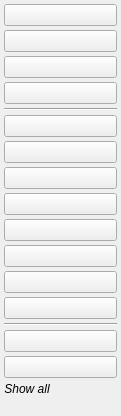
Before: the Qt Designer form ui/character_role_selector.ui in zkovari/plotlyst, drawn with Qt 5.
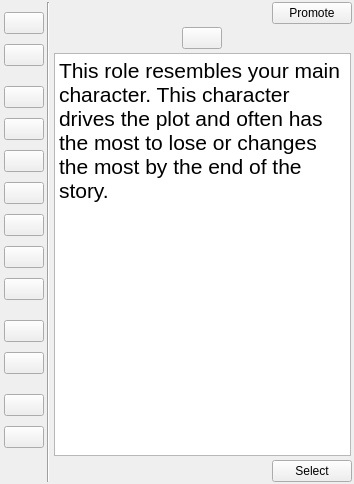
After: the same form once the commit is applied. Custom widgets are drawn as their Qt base class.

Commit message: Character role info

Patch:
```diff
--- a/ui/character_role_selector.ui
+++ b/ui/character_role_selector.ui
@@ -6,8 +6,8 @@
    <rect>
     <x>0</x>
     <y>0</y>
-    <width>121</width>
-    <height>416</height>
+    <width>354</width>
+    <height>484</height>
    </rect>
   </property>
   <property name="sizePolicy">
@@ -19,21 +19,26 @@
   <property name="windowTitle">
    <string>Form</string>
   </property>
+  <layout class="QHBoxLayout" name="horizontalLayout_2">
+   <property name="spacing">
+    <number>3</number>
+   </property>
+   <property name="leftMargin">
+    <number>4</number>
+   </property>
+   <property name="topMargin">
+    <number>2</number>
+   </property>
+   <property name="rightMargin">
+    <number>2</number>
+   </property>
+   <property name="bottomMargin">
+    <number>2</number>
+   </property>
+   <item>
   <layout class="QVBoxLayout" name="verticalLayout">
    <property name="spacing">
-    <number>4</number>
-   </property>
-   <property name="leftMargin">
-    <number>4</number>
-   </property>
-   <property name="topMargin">
-    <number>4</number>
-   </property>
-   <property name="rightMargin">
-    <number>4</number>
-   </property>
-   <property name="bottomMargin">
-    <number>4</number>
+      <number>0</number>
    </property>
    <item>
     <widget class="SelectionItemPushButton" name="btnItemProtagonist">
@@ -43,18 +48,8 @@
        <verstretch>0</verstretch>
       </sizepolicy>
      </property>
-     <attribute name="buttonGroup">
-      <string notr="true">buttonGroup</string>
-     </attribute>
-    </widget>
-   </item>
-   <item>
-    <widget class="SelectionItemPushButton" name="btnItemDeuteragonist">
-     <property name="sizePolicy">
-      <sizepolicy hsizetype="Preferred" vsizetype="Fixed">
-       <horstretch>0</horstretch>
-       <verstretch>0</verstretch>
-      </sizepolicy>
+       <property name="checkable">
+        <bool>true</bool>
      </property>
      <attribute name="buttonGroup">
       <string notr="true">buttonGroup</string>
@@ -69,18 +64,8 @@
        <verstretch>0</verstretch>
       </sizepolicy>
      </property>
-     <attribute name="buttonGroup">
-      <string notr="true">buttonGroup</string>
-     </attribute>
-    </widget>
-   </item>
-   <item>
-    <widget class="SelectionItemPushButton" name="btnItemContagonist">
-     <property name="sizePolicy">
-      <sizepolicy hsizetype="Preferred" vsizetype="Fixed">
-       <horstretch>0</horstretch>
-       <verstretch>0</verstretch>
-      </sizepolicy>
+       <property name="checkable">
+        <bool>true</bool>
      </property>
      <attribute name="buttonGroup">
       <string notr="true">buttonGroup</string>
@@ -88,11 +73,20 @@
     </widget>
    </item>
    <item>
-    <widget class="Line" name="line">
+      <spacer name="verticalSpacer">
      <property name="orientation">
-      <enum>Qt::Horizontal</enum>
-     </property>
-    </widget>
+        <enum>Qt::Vertical</enum>
+       </property>
+       <property name="sizeType">
+        <enum>QSizePolicy::Fixed</enum>
+       </property>
+       <property name="sizeHint" stdset="0">
+        <size>
+         <width>20</width>
+         <height>10</height>
+        </size>
+       </property>
+      </spacer>
    </item>
    <item>
     <widget class="SelectionItemPushButton" name="btnItemSecondary">
@@ -102,6 +96,9 @@
        <verstretch>0</verstretch>
       </sizepolicy>
      </property>
+       <property name="checkable">
+        <bool>true</bool>
+       </property>
      <attribute name="buttonGroup">
       <string notr="true">buttonGroup</string>
      </attribute>
@@ -115,6 +112,9 @@
        <verstretch>0</verstretch>
       </sizepolicy>
      </property>
+       <property name="checkable">
+        <bool>true</bool>
+       </property>
      <attribute name="buttonGroup">
       <string notr="true">buttonGroup</string>
      </attribute>
@@ -128,6 +128,9 @@
        <verstretch>0</verstretch>
       </sizepolicy>
      </property>
+       <property name="checkable">
+        <bool>true</bool>
+       </property>
      <attribute name="buttonGroup">
       <string notr="true">buttonGroup</string>
      </attribute>
@@ -141,6 +144,9 @@
        <verstretch>0</verstretch>
       </sizepolicy>
      </property>
+       <property name="checkable">
+        <bool>true</bool>
+       </property>
      <attribute name="buttonGroup">
       <string notr="true">buttonGroup</string>
      </attribute>
@@ -154,6 +160,9 @@
        <verstretch>0</verstretch>
       </sizepolicy>
      </property>
+       <property name="checkable">
+        <bool>true</bool>
+       </property>
      <attribute name="buttonGroup">
       <string notr="true">buttonGroup</string>
      </attribute>
@@ -167,6 +176,9 @@
        <verstretch>0</verstretch>
       </sizepolicy>
      </property>
+       <property name="checkable">
+        <bool>true</bool>
+       </property>
      <attribute name="buttonGroup">
       <string notr="true">buttonGroup</string>
      </attribute>
@@ -180,6 +192,41 @@
        <verstretch>0</verstretch>
       </sizepolicy>
      </property>
+       <property name="checkable">
+        <bool>true</bool>
+       </property>
+       <attribute name="buttonGroup">
+        <string notr="true">buttonGroup</string>
+       </attribute>
+      </widget>
+     </item>
+     <item>
+      <spacer name="verticalSpacer_2">
+       <property name="orientation">
+        <enum>Qt::Vertical</enum>
+       </property>
+       <property name="sizeType">
+        <enum>QSizePolicy::Fixed</enum>
+       </property>
+       <property name="sizeHint" stdset="0">
+        <size>
+         <width>20</width>
+         <height>10</height>
+        </size>
+       </property>
+      </spacer>
+     </item>
+     <item>
+      <widget class="SelectionItemPushButton" name="btnItemContagonist">
+       <property name="sizePolicy">
+        <sizepolicy hsizetype="Preferred" vsizetype="Fixed">
+         <horstretch>0</horstretch>
+         <verstretch>0</verstretch>
+        </sizepolicy>
+       </property>
+       <property name="checkable">
+        <bool>true</bool>
+       </property>
      <attribute name="buttonGroup">
       <string notr="true">buttonGroup</string>
      </attribute>
@@ -193,17 +240,29 @@
        <verstretch>0</verstretch>
       </sizepolicy>
      </property>
+       <property name="checkable">
+        <bool>true</bool>
+       </property>
      <attribute name="buttonGroup">
       <string notr="true">buttonGroup</string>
      </attribute>
     </widget>
    </item>
    <item>
-    <widget class="Line" name="line_2">
+      <spacer name="verticalSpacer_3">
      <property name="orientation">
-      <enum>Qt::Horizontal</enum>
-     </property>
-    </widget>
+        <enum>Qt::Vertical</enum>
+       </property>
+       <property name="sizeType">
+        <enum>QSizePolicy::Fixed</enum>
+       </property>
+       <property name="sizeHint" stdset="0">
+        <size>
+         <width>20</width>
+         <height>10</height>
+        </size>
+       </property>
+      </spacer>
    </item>
    <item>
     <widget class="SelectionItemPushButton" name="btnItemTertiary">
@@ -213,6 +272,9 @@
        <verstretch>0</verstretch>
       </sizepolicy>
      </property>
+       <property name="checkable">
+        <bool>true</bool>
+       </property>
      <attribute name="buttonGroup">
       <string notr="true">buttonGroup</string>
      </attribute>
@@ -226,44 +288,156 @@
        <verstretch>0</verstretch>
       </sizepolicy>
      </property>
+       <property name="checkable">
+        <bool>true</bool>
+       </property>
      <attribute name="buttonGroup">
       <string notr="true">buttonGroup</string>
      </attribute>
     </widget>
    </item>
-   <item alignment="Qt::AlignLeft">
-    <widget class="QPushButton" name="btnShowAll">
+     <item>
+      <spacer name="verticalSpacer_4">
+       <property name="orientation">
+        <enum>Qt::Vertical</enum>
+       </property>
+       <property name="sizeType">
+        <enum>QSizePolicy::Fixed</enum>
+       </property>
+       <property name="sizeHint" stdset="0">
+        <size>
+         <width>20</width>
+         <height>20</height>
+        </size>
+       </property>
+      </spacer>
+     </item>
+    </layout>
+   </item>
+   <item>
+    <widget class="Line" name="line">
+     <property name="orientation">
+      <enum>Qt::Vertical</enum>
+     </property>
+    </widget>
+   </item>
+   <item>
+    <layout class="QVBoxLayout" name="verticalLayout_2">
+     <property name="spacing">
+      <number>3</number>
+     </property>
+     <item>
+      <layout class="QHBoxLayout" name="horizontalLayout">
+       <item>
+        <spacer name="horizontalSpacer">
+         <property name="orientation">
+          <enum>Qt::Horizontal</enum>
+         </property>
+         <property name="sizeHint" stdset="0">
+          <size>
+           <width>40</width>
+           <height>20</height>
+          </size>
+         </property>
+        </spacer>
+       </item>
+       <item>
+        <widget class="SecondaryActionPushButton" name="btnPromote">
+         <property name="text">
+          <string>Promote</string>
+         </property>
+         <property name="checkable">
+          <bool>true</bool>
+         </property>
+        </widget>
+       </item>
+      </layout>
+     </item>
+     <item alignment="Qt::AlignHCenter">
+      <widget class="SelectionItemPushButton" name="btnSelectedRole">
      <property name="sizePolicy">
       <sizepolicy hsizetype="Maximum" vsizetype="Fixed">
        <horstretch>0</horstretch>
        <verstretch>0</verstretch>
       </sizepolicy>
      </property>
-     <property name="font">
-      <font>
-       <italic>true</italic>
-      </font>
+       <property name="iconSize">
+        <size>
+         <width>22</width>
+         <height>22</height>
+        </size>
+       </property>
+      </widget>
+     </item>
+     <item>
+      <widget class="QStackedWidget" name="stackedWidget">
+       <widget class="QWidget" name="pageProtagonist">
+        <layout class="QVBoxLayout" name="verticalLayout_3">
+         <property name="spacing">
+          <number>2</number>
+         </property>
+         <property name="leftMargin">
+          <number>1</number>
+         </property>
+         <property name="topMargin">
+          <number>1</number>
+         </property>
+         <property name="rightMargin">
+          <number>1</number>
+         </property>
+         <property name="bottomMargin">
+          <number>1</number>
+         </property>
+         <item>
+          <widget class="QTextBrowser" name="textBrowser">
+           <property name="html">
+            <string>&lt;!DOCTYPE HTML PUBLIC &quot;-//W3C//DTD HTML 4.0//EN&quot; &quot;http://www.w3.org/TR/REC-html40/strict.dtd&quot;&gt;
+&lt;html&gt;&lt;head&gt;&lt;meta name=&quot;qrichtext&quot; content=&quot;1&quot; /&gt;&lt;style type=&quot;text/css&quot;&gt;
+p, li { white-space: pre-wrap; }
+&lt;/style&gt;&lt;/head&gt;&lt;body style=&quot; font-family:'Fira Sans Semi-Light'; font-size:10pt; font-weight:400; font-style:normal;&quot;&gt;
+&lt;p style=&quot; margin-top:12px; margin-bottom:12px; margin-left:0px; margin-right:0px; -qt-block-indent:0; text-indent:0px;&quot;&gt;&lt;span style=&quot; font-size:16pt; color:#000000; background-color:#ffffff;&quot;&gt;This role resembles your main character. This character drives the plot and often has the most to lose or changes the most by the end of the story.&lt;/span&gt;&lt;/p&gt;&lt;/body&gt;&lt;/html&gt;</string>
+           </property>
+          </widget>
+         </item>
+        </layout>
+       </widget>
+       <widget class="QWidget" name="pageAntagonist"/>
+       <widget class="QWidget" name="pageSecondary"/>
+       <widget class="QWidget" name="pageLoveInterest"/>
+       <widget class="QWidget" name="pageSupporter"/>
+       <widget class="QWidget" name="pageSidekick"/>
+       <widget class="QWidget" name="pageGuide"/>
+       <widget class="QWidget" name="pageConfidant"/>
+       <widget class="QWidget" name="pageAdversary"/>
+       <widget class="QWidget" name="pageContagonist"/>
+       <widget class="QWidget" name="pageFoil"/>
+       <widget class="QWidget" name="pageTertiary"/>
+       <widget class="QWidget" name="pageHenchmen"/>
+      </widget>
+     </item>
+     <item alignment="Qt::AlignRight">
+      <widget class="QPushButton" name="btnSelect">
+       <property name="sizePolicy">
+        <sizepolicy hsizetype="Maximum" vsizetype="Fixed">
+         <horstretch>0</horstretch>
+         <verstretch>0</verstretch>
+        </sizepolicy>
      </property>
      <property name="cursor">
       <cursorShape>PointingHandCursor</cursorShape>
      </property>
-     <property name="styleSheet">
-      <string notr="true">QPushButton {
-	border: 0px;
-}
-
-QPushButton:hover {
-	border: 1px dashed grey;
-}
-
-QPushButton:pressed {
-	border: 1px solid grey;
-}</string>
-     </property>
      <property name="text">
-      <string>Show all</string>
-     </property>
-    </widget>
+        <string>Select</string>
+       </property>
+       <property name="base" stdset="0">
+        <bool>true</bool>
+       </property>
+       <property name="highlighted" stdset="0">
+        <bool>true</bool>
+       </property>
+      </widget>
+     </item>
+    </layout>
    </item>
   </layout>
  </widget>
@@ -273,6 +447,11 @@
    <extends>QPushButton</extends>
    <header>src.main.python.plotlyst.view.widget.button</header>
   </customwidget>
+  <customwidget>
+   <class>SecondaryActionPushButton</class>
+   <extends>QPushButton</extends>
+   <header>src.main.python.plotlyst.view.widget.button</header>
+  </customwidget>
  </customwidgets>
  <resources/>
  <connections/>
```
Lines whose indentation alone changed are shown as unchanged. The commit also changes 2 other files.
